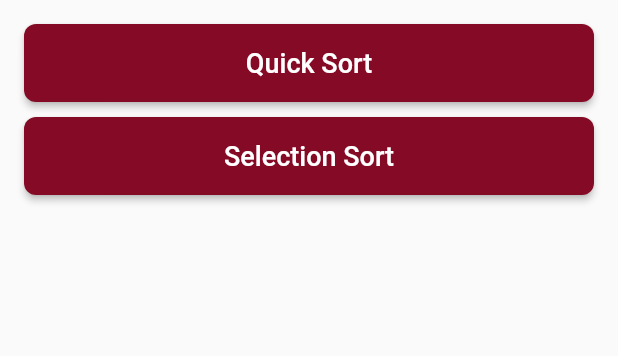
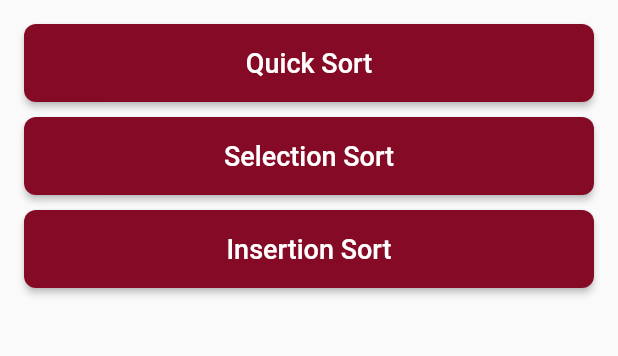
Before and after one commit to hypernexuslabs/Algo-Vision, a Flutter app: the screen it shows after launch, on a phone screen of 412 x 824 dp, the part 84-440 px from its top. Run offline on Flutter 3.47's test engine with Material 2 defaults, Android fonts, the phone set to English and light mode, and no system bars; our stand-ins replace get.

Commit message:
insertion sort added

```diff
--- a/lib/pages/algorithms/algorithm_visualizer.dart
+++ b/lib/pages/algorithms/algorithm_visualizer.dart
@@ -45,8 +45,8 @@ class _AlgorithmVisualizerState extends State<AlgorithmVisualizer> {
         height: double.infinity,
         width: double.infinity,
         child: ChangeNotifierProvider<VisualNotifier>(
-          create: (context) =>
-              VisualNotifier((size.width).toInt(), (size.height * 0.6).toInt()),
+          create: (context) => VisualNotifier(
+              (size.width).toInt(), (size.height * 0.6).toInt(), algorithmType),
           child: Stack(
             children: [
               Positioned.fill(
--- a/lib/pages/home/home_page.dart
+++ b/lib/pages/home/home_page.dart
@@ -12,7 +12,11 @@ class HomePage extends StatelessWidget {
 
   const HomePage({Key? key}) : super(key: key);
 
-  final List<String> algorithms = const ["Quick Sort", "Selection Sort"];
+  final List<String> algorithms = const [
+    "Quick Sort",
+    "Selection Sort",
+    "Insertion Sort",
+  ];
 
   @override
   Widget build(BuildContext context) {
```
Also changed, not shown: lib/pages/algorithms/widgets/visual_helper.dart (+42 -1 lines).
